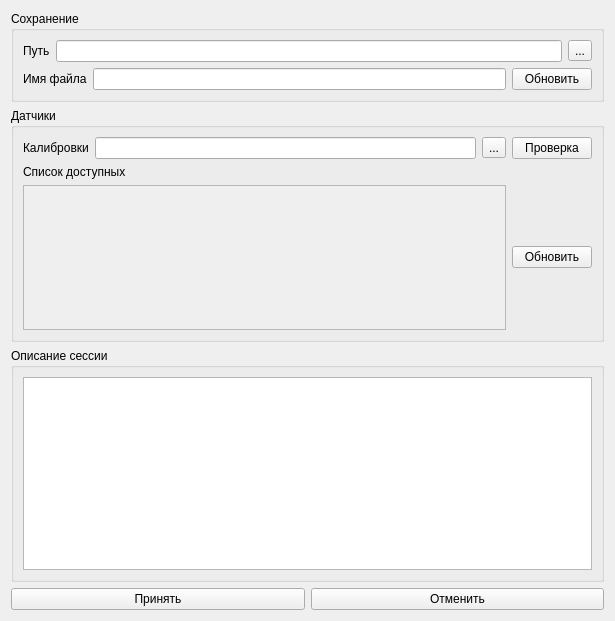
Above: smef/client/ui/new_session_window.ui from CrinitusFeles/SMEF before the change. Below: the same form after it.
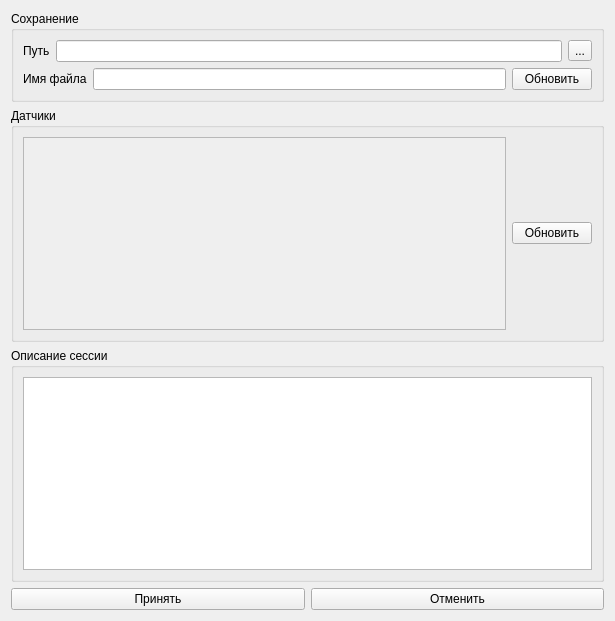
That is the form after the change.

Patch:
```diff
--- a/smef/client/ui/new_session_window.ui
+++ b/smef/client/ui/new_session_window.ui
@@ -75,41 +75,6 @@
       <string>Датчики</string>
      </property>
      <layout class="QVBoxLayout" name="verticalLayout_4">
-      <item>
-       <layout class="QHBoxLayout" name="horizontalLayout_5">
-        <item>
-         <widget class="QLabel" name="label_3">
-          <property name="text">
-           <string>Калибровки</string>
-          </property>
-         </widget>
-        </item>
-        <item>
-         <widget class="QLineEdit" name="calibrations_path_line_edit"/>
-        </item>
-        <item>
-         <widget class="QToolButton" name="calibrations_path_tool_button">
-          <property name="text">
-           <string>...</string>
-          </property>
-         </widget>
-        </item>
-        <item>
-         <widget class="QPushButton" name="calibrations_check_btn">
-          <property name="text">
-           <string>Проверка</string>
-          </property>
-         </widget>
-        </item>
-       </layout>
-      </item>
-      <item>
-       <widget class="QLabel" name="label_4">
-        <property name="text">
-         <string>Список доступных</string>
-        </property>
-       </widget>
-      </item>
       <item>
        <layout class="QHBoxLayout" name="horizontalLayout_4">
         <item>
@@ -123,7 +88,7 @@
              <x>0</x>
              <y>0</y>
              <width>492</width>
-             <height>149</height>
+             <height>199</height>
             </rect>
            </property>
            <layout class="QVBoxLayout" name="verticalLayout_7">
```
